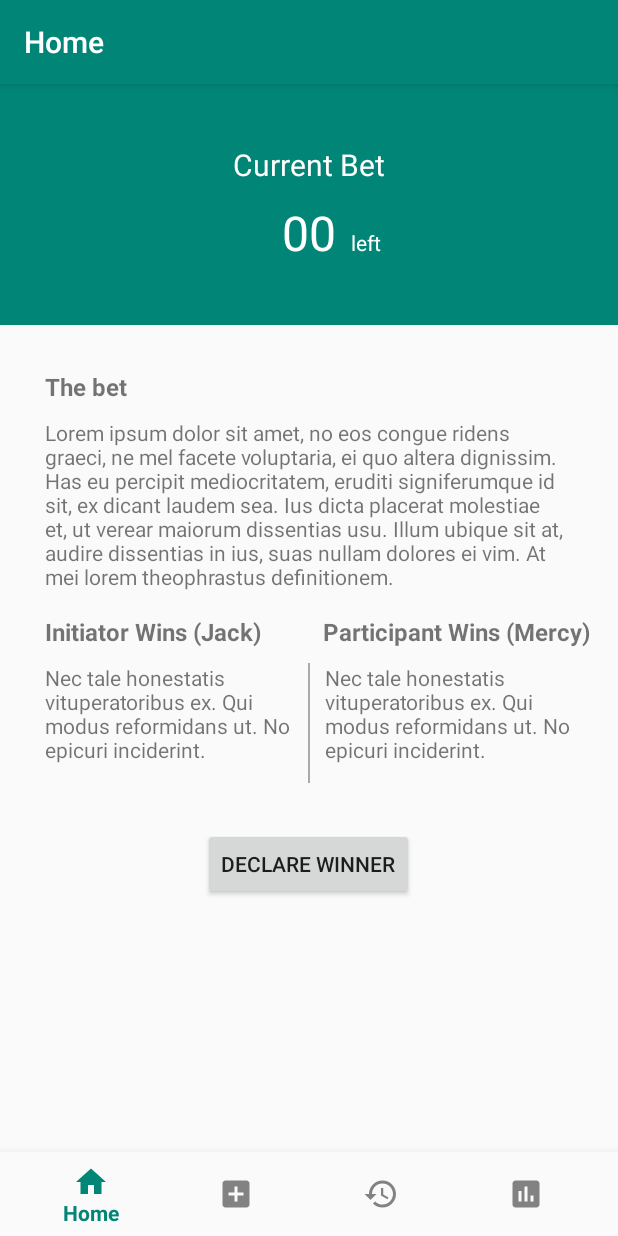
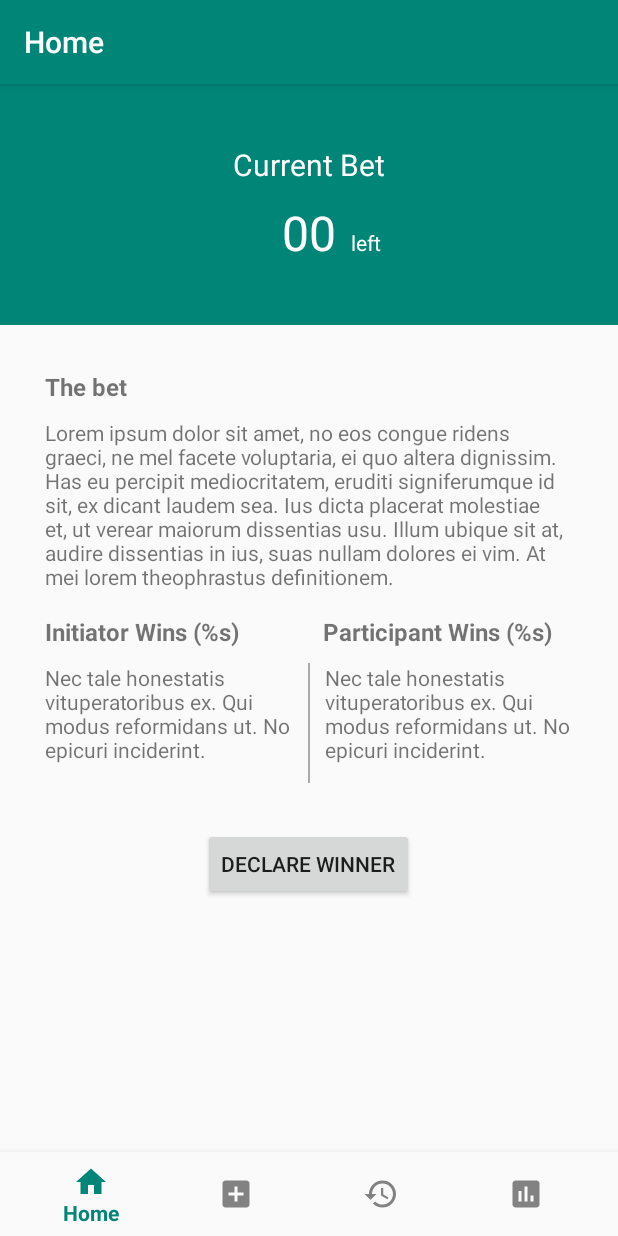
Before and after one commit to Jackwitwicky/couplebet, an Android app: the screen it shows after launch (MainActivity), on a phone screen of 412 x 824 dp. Run offline under Robolectric (Android 15) with nearby library versions, the phone set to English and light mode, and no system bars; our stand-ins replace navigation-ui.

```diff
--- a/app/src/main/res/layout/fragment_new_bet.xml
+++ b/app/src/main/res/layout/fragment_new_bet.xml
@@ -31,7 +31,7 @@
                 android:id="@+id/text_bet_initiator"
                 android:layout_width="wrap_content"
                 android:layout_height="wrap_content"
-                android:text="JOHN"
+                android:text="JACK"
                 android:textColor="@android:color/white"
                 android:textSize="28sp"
                 android:layout_below="@id/text_bet_initiator_title"
--- a/app/src/main/res/values/strings.xml
+++ b/app/src/main/res/values/strings.xml
@@ -28,8 +28,8 @@
         ut verear maiorum dissentias usu. Illum ubique sit at, audire dissentias in ius,
         suas nullam dolores ei vim. At mei lorem theophrastus definitionem.
     </string>
-    <string name="initiator_wins">Initiator Wins (Jack)</string>
-    <string name="participant_wins">Participant Wins (Mercy)</string>
+    <string name="initiator_wins">Initiator Wins (%s)</string>
+    <string name="participant_wins">Participant Wins (%s)</string>
     <string name="initiator_winnings">
         Nec tale honestatis vituperatoribus ex. Qui modus reformidans ut. No epicuri inciderint.
     </string>
@@ -53,7 +53,7 @@
     <string name="bet_details_creation_date_title">Created On:</string>
     <string name="bet_details_declare_winner">Declare Winner</string>
     <string name="bet_details_cancel_bet">Cancel Bet</string>
-    <string name="bet_details_edit_bet">Edti Bet</string>
+    <string name="bet_details_edit_bet">Edit Bet</string>
     <string name="bet_details_bet_winner">Bet Winner</string>
 
     <string name="dialog_bet_details_cancel_bet_title">Confirmation</string>
```
Also changed, not shown: app/src/main/java/com/jacknkiarie/couplebet/ui/betdetails/BetDetailsActivity.kt (+11 -8 lines), app/src/main/java/com/jacknkiarie/couplebet/ui/newbet/NewBetFragment.java (+15 -2 lines).
